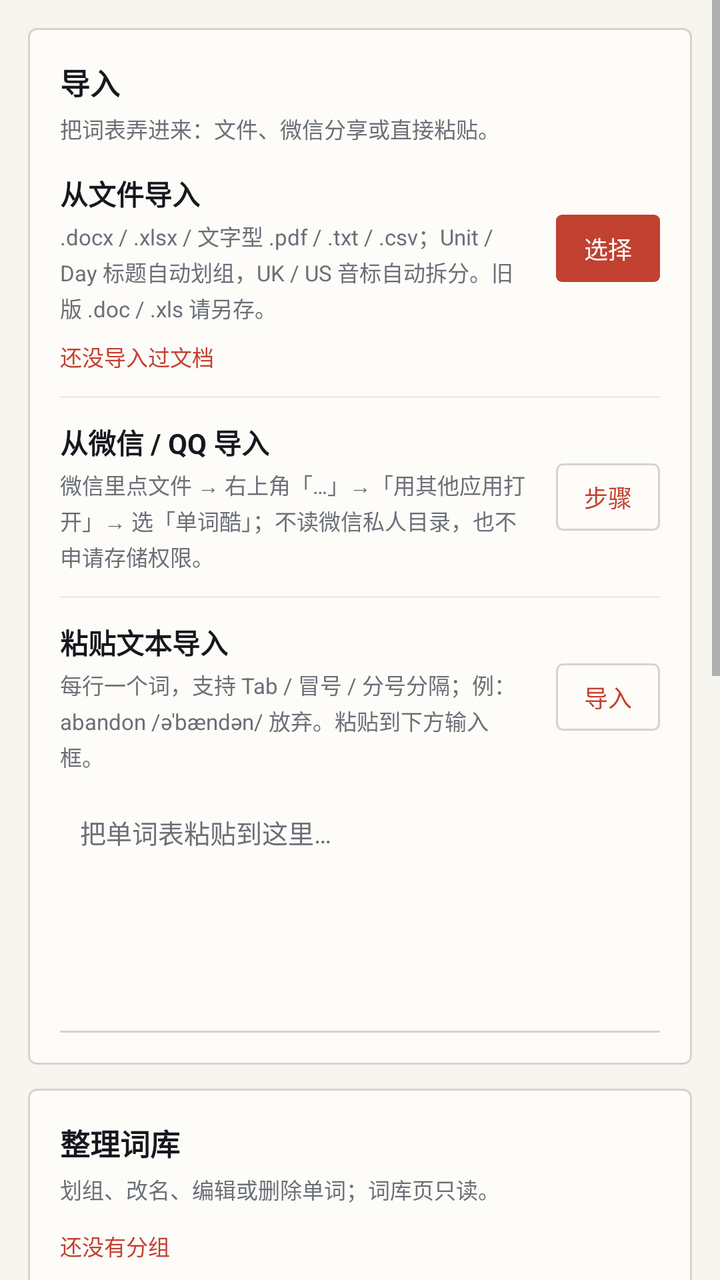
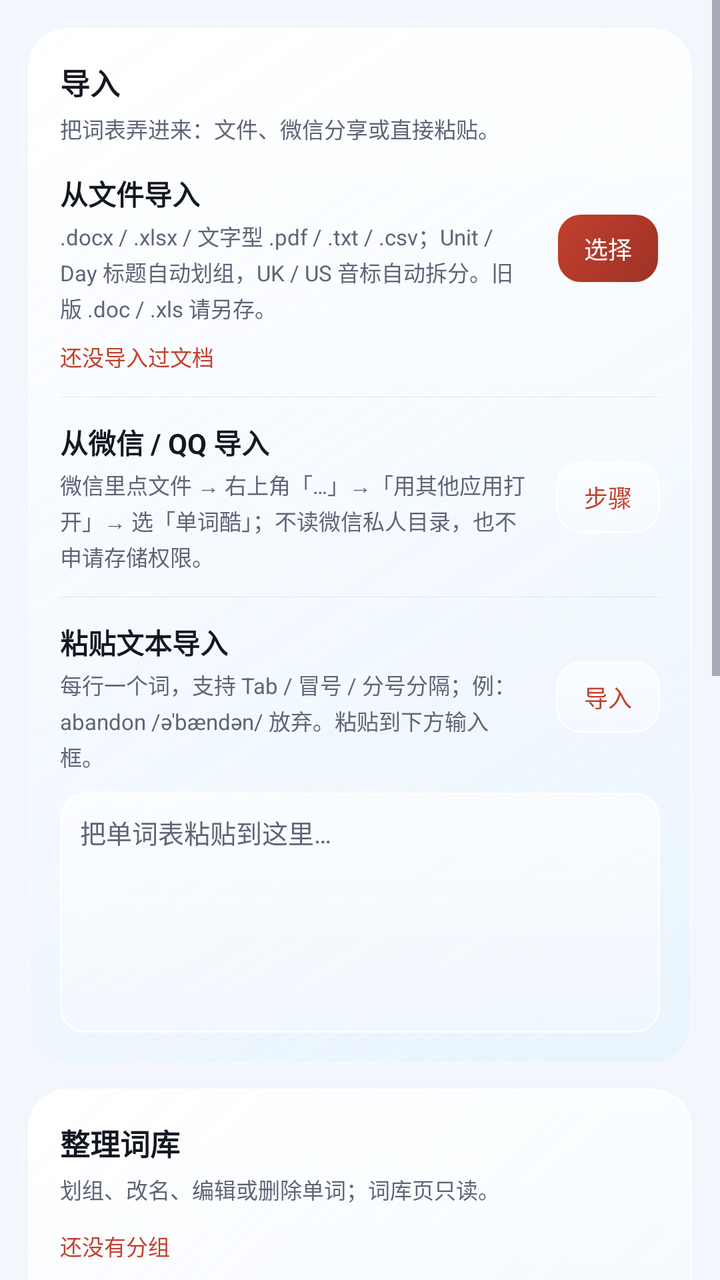

The first picture is an Android layout as it rendered before a commit; the second is the same layout after the commit. The layout source and the unified diff follow.
<!-- AndroidManifest.xml: application theme AppTheme -->
<!-- res/layout/page_import.xml -->
<?xml version="1.0" encoding="utf-8"?>
<ScrollView xmlns:android="http://schemas.android.com/apk/res/android"
    android:layout_width="match_parent"
    android:layout_height="match_parent"
    android:background="@color/bg">

    <LinearLayout
        android:layout_width="match_parent"
        android:layout_height="wrap_content"
        android:orientation="vertical"
        android:padding="14dp">

        
        <LinearLayout
            android:layout_width="match_parent"
            android:layout_height="wrap_content"
            android:orientation="vertical"
            android:background="@drawable/bg_card"
            android:padding="16dp">

            <TextView
                android:layout_width="wrap_content"
                android:layout_height="wrap_content"
                android:text="导入"
                android:textColor="@color/text"
                android:textSize="15sp"
                android:textStyle="bold" />

            <TextView
                android:layout_width="match_parent"
                android:layout_height="wrap_content"
                android:layout_marginTop="4dp"
                android:text="把词表弄进来：文件、微信分享或直接粘贴。"
                android:textColor="@color/text_sub"
                android:textSize="11sp" />

            
            <LinearLayout
                android:layout_width="match_parent"
                android:layout_height="wrap_content"
                android:layout_marginTop="14dp"
                android:gravity="center_vertical"
                android:orientation="horizontal">

                <LinearLayout
                    android:layout_width="0dp"
                    android:layout_height="wrap_content"
                    android:layout_weight="1"
                    android:orientation="vertical">

                    <TextView
                        android:layout_width="match_parent"
                        android:layout_height="wrap_content"
                        android:text="从文件导入"
                        android:textColor="@color/text"
                        android:textSize="14sp"
                        android:textStyle="bold" />

                    <TextView
                        android:layout_width="match_parent"
                        android:layout_height="wrap_content"
                        android:layout_marginTop="3dp"
                        android:lineSpacingExtra="2dp"
                        android:text=".docx / .xlsx / 文字型 .pdf / .txt / .csv；Unit / Day 标题自动划组，UK / US 音标自动拆分。旧版 .doc / .xls 请另存。"
                        android:textColor="@color/text_sub"
                        android:textSize="11sp" />
                </LinearLayout>

                <TextView
                    android:id="@+id/btnPickDoc"
                    android:layout_width="wrap_content"
                    android:layout_height="wrap_content"
                    android:layout_marginLeft="12dp"
                    android:background="@drawable/bg_btn_primary"
                    android:gravity="center"
                    android:minHeight="32dp"
                    android:paddingLeft="14dp"
                    android:paddingRight="14dp"
                    android:text="选择"
                    android:textColor="@color/white"
                    android:textSize="12sp" />
            </LinearLayout>

            <TextView
                android:id="@+id/tvImportStatus"
                android:layout_width="match_parent"
                android:layout_height="wrap_content"
                android:layout_marginTop="8dp"
                android:text="还没导入过文档"
                android:textColor="@color/primary"
                android:textSize="11sp" />

            <View
                android:layout_width="match_parent"
                android:layout_height="1px"
                android:layout_marginTop="12dp"
                android:layout_marginBottom="12dp"
                android:background="@color/line" />

            
            <LinearLayout
                android:layout_width="match_parent"
                android:layout_height="wrap_content"
                android:gravity="center_vertical"
                android:orientation="horizontal">

                <LinearLayout
                    android:layout_width="0dp"
                    android:layout_height="wrap_content"
                    android:layout_weight="1"
                    android:orientation="vertical">

                    <TextView
                        android:layout_width="match_parent"
                        android:layout_height="wrap_content"
                        android:text="从微信 / QQ 导入"
                        android:textColor="@color/text"
                        android:textSize="14sp"
                        android:textStyle="bold" />

                    <TextView
                        android:layout_width="match_parent"
                        android:layout_height="wrap_content"
                        android:layout_marginTop="3dp"
                        android:lineSpacingExtra="2dp"
                        android:text="微信里点文件 → 右上角「…」→「用其他应用打开」→ 选「单词酷」；不读微信私人目录，也不申请存储权限。"
                        android:textColor="@color/text_sub"
                        android:textSize="11sp" />
                </LinearLayout>

                <TextView
                    android:id="@+id/btnWechatHelp"
                    android:layout_width="wrap_content"
                    android:layout_height="wrap_content"
                    android:layout_marginLeft="12dp"
                    android:background="@drawable/bg_btn_ghost"
                    android:gravity="center"
                    android:minHeight="32dp"
                    android:paddingLeft="14dp"
                    android:paddingRight="14dp"
                    android:text="步骤"
                    android:textColor="@color/primary"
                    android:textSize="12sp" />
            </LinearLayout>

            <View
                android:layout_width="match_parent"
                android:layout_height="1px"
                android:layout_marginTop="12dp"
                android:layout_marginBottom="12dp"
                android:background="@color/line" />

            
            <LinearLayout
                android:layout_width="match_parent"
                android:layout_height="wrap_content"
                android:gravity="center_vertical"
                android:orientation="horizontal">

                <LinearLayout
                    android:layout_width="0dp"
                    android:layout_height="wrap_content"
                    android:layout_weight="1"
                    android:orientation="vertical">

                    <TextView
                        android:layout_width="match_parent"
                        android:layout_height="wrap_content"
                        android:text="粘贴文本导入"
                        android:textColor="@color/text"
                        android:textSize="14sp"
                        android:textStyle="bold" />

                    <TextView
                        android:layout_width="match_parent"
                        android:layout_height="wrap_content"
                        android:layout_marginTop="3dp"
                        android:lineSpacingExtra="2dp"
                        android:text="每行一个词，支持 Tab / 冒号 / 分号分隔；例：abandon /əˈbændən/ 放弃。粘贴到下方输入框。"
                        android:textColor="@color/text_sub"
                        android:textSize="11sp" />
                </LinearLayout>

                <TextView
                    android:id="@+id/btnPasteImport"
                    android:layout_width="wrap_content"
                    android:layout_height="wrap_content"
                    android:layout_marginLeft="12dp"
                    android:background="@drawable/bg_btn_ghost"
                    android:gravity="center"
                    android:minHeight="32dp"
                    android:paddingLeft="14dp"
                    android:paddingRight="14dp"
                    android:text="导入"
                    android:textColor="@color/primary"
                    android:textSize="12sp" />
            </LinearLayout>

            <EditText
                android:id="@+id/etPaste"
                android:layout_width="match_parent"
                android:layout_height="120dp"
                android:layout_marginTop="10dp"
                android:background="@drawable/bg_input"
                android:gravity="top"
                android:hint="把单词表粘贴到这里…"
                android:inputType="textMultiLine"
                android:padding="10dp"
                android:textColor="@color/text"
                android:textColorHint="@color/text_sub"
                android:textSize="13sp" />
        </LinearLayout>

        
        <LinearLayout
            android:layout_width="match_parent"
            android:layout_height="wrap_content"
            android:layout_marginTop="12dp"
            android:orientation="vertical"
            android:background="@drawable/bg_card"
            android:padding="16dp">

            <TextView
                android:layout_width="wrap_content"
                android:layout_height="wrap_content"
                android:text="整理词库"
                android:textColor="@color/text"
                android:textSize="15sp"
                android:textStyle="bold" />

            <TextView
                android:layout_width="match_parent"
                android:layout_height="wrap_content"
                android:layout_marginTop="4dp"
                android:text="划组、改名、编辑或删除单词；词库页只读。"
                android:textColor="@color/text_sub"
                android:textSize="11sp" />

            <TextView
                android:id="@+id/tvGroupSummary"
                android:layout_width="match_parent"
                android:layout_height="wrap_content"
                android:layout_marginTop="12dp"
                android:text="还没有分组"
                android:textColor="@color/primary"
                android:textSize="11sp" />

            <LinearLayout
                android:id="@+id/groupBox"
                android:layout_width="match_parent"
                android:layout_height="wrap_content"
                android:layout_marginTop="8dp"
                android:orientation="vertical" />

            <View
                android:layout_width="match_parent"
                android:layout_height="1px"
                android:layout_marginTop="12dp"
                android:layout_marginBottom="12dp"
                android:background="@color/line" />

            
            <LinearLayout
                android:layout_width="match_parent"
                android:layout_height="wrap_content"
                android:gravity="center_vertical"
                android:orientation="horizontal">

                <LinearLayout
                    android:layout_width="0dp"
                    android:layout_height="wrap_content"
                    android:layout_weight="1"
                    android:orientation="vertical">

                    <TextView
                        android:layout_width="match_parent"
                        android:layout_height="wrap_content"
                        android:text="按顺序自动划组"
                        android:textColor="@color/text"
                        android:textSize="14sp"
                        android:textStyle="bold" />

                    <TextView
                        android:layout_width="match_parent"
                        android:layout_height="wrap_content"
                        android:layout_marginTop="3dp"
                        android:lineSpacingExtra="2dp"
                        android:text="每 N 个一组，组名 = 前缀 + 序号；例如前缀「Unit 1 Day」可得到 Unit 1 Day 1。会覆盖现有组名。"
                        android:textColor="@color/text_sub"
                        android:textSize="11sp" />
                </LinearLayout>

                <TextView
                    android:id="@+id/btnAutoGroup"
                    android:layout_width="wrap_content"
                    android:layout_height="wrap_content"
                    android:layout_marginLeft="12dp"
                    android:background="@drawable/bg_btn_primary"
                    android:gravity="center"
                    android:minHeight="32dp"
                    android:paddingLeft="14dp"
                    android:paddingRight="14dp"
                    android:text="划组"
                    android:textColor="@color/white"
                    android:textSize="12sp" />
            </LinearLayout>

            <LinearLayout
                android:layout_width="match_parent"
                android:layout_height="wrap_content"
                android:layout_marginTop="8dp"
                android:gravity="center_vertical"
                android:orientation="horizontal">

                <EditText
                    android:id="@+id/etGroupPrefix"
                    android:layout_width="0dp"
                    android:layout_height="wrap_content"
                    android:layout_marginRight="6dp"
                    android:layout_weight="1.2"
                    android:background="@drawable/bg_input"
                    android:hint="组名前缀"
                    android:inputType="text"
                    android:maxLines="1"
                    android:minHeight="40dp"
                    android:text="Unit"
                    android:textColor="@color/text"
                    android:textSize="13sp" />

                <EditText
                    android:id="@+id/etGroupSize"
                    android:layout_width="0dp"
                    android:layout_height="wrap_content"
                    android:layout_weight="0.7"
                    android:background="@drawable/bg_input"
                    android:gravity="center"
                    android:hint="每组个数"
                    android:inputType="number"
                    android:maxLines="1"
                    android:minHeight="40dp"
                    android:text="20"
                    android:textColor="@color/text"
                    android:textSize="13sp" />
            </LinearLayout>

            <View
                android:layout_width="match_parent"
                android:layout_height="1px"
                android:layout_marginTop="12dp"
                android:layout_marginBottom="12dp"
                android:background="@color/line" />

            
            <LinearLayout
                android:layout_width="match_parent"
                android:layout_height="wrap_content"
                android:gravity="center_vertical"
                android:orientation="horizontal">

                <LinearLayout
                    android:layout_width="0dp"
                    android:layout_height="wrap_content"
                    android:layout_weight="1"
                    android:orientation="vertical">

                    <TextView
                        android:layout_width="match_parent"
                        android:layout_height="wrap_content"
                        android:text="编辑 / 删除单词"
                        android:textColor="@color/text"
                        android:textSize="14sp"
                        android:textStyle="bold" />

                    <TextView
                        android:layout_width="match_parent"
                        android:layout_height="wrap_content"
                        android:layout_marginTop="3dp"
                        android:lineSpacingExtra="2dp"
                        android:text="改释义、音标、例句、组别，或删除单词；搜索后编辑。"
                        android:textColor="@color/text_sub"
                        android:textSize="11sp" />
                </LinearLayout>

                <TextView
                    android:id="@+id/btnEditWord"
                    android:layout_width="wrap_content"
                    android:layout_height="wrap_content"
                    android:layout_marginLeft="12dp"
                    android:background="@drawable/bg_btn_ghost"
                    android:gravity="center"
                    android:minHeight="32dp"
                    android:paddingLeft="14dp"
                    android:paddingRight="14dp"
                    android:text="编辑"
                    android:textColor="@color/primary"
                    android:textSize="12sp" />
            </LinearLayout>
        </LinearLayout>

        
        <LinearLayout
            android:layout_width="match_parent"
            android:layout_height="wrap_content"
            android:layout_marginTop="12dp"
            android:orientation="vertical"
            android:background="@drawable/bg_card"
            android:padding="16dp">

            <TextView
                android:layout_width="wrap_content"
                android:layout_height="wrap_content"
                android:text="内置词库"
                android:textColor="@color/text"
                android:textSize="15sp"
                android:textStyle="bold" />

            <TextView
                android:layout_width="match_parent"
                android:layout_height="wrap_content"
                android:layout_marginTop="4dp"
                android:text="不想自己找文件时直接载入；先进入导入预览，确认后才写入。"
                android:textColor="@color/text_sub"
                android:textSize="11sp" />

            <LinearLayout
                android:layout_width="match_parent"
                android:layout_height="wrap_content"
                android:layout_marginTop="14dp"
                android:gravity="center_vertical"
                android:orientation="horizontal">

                <LinearLayout
                    android:layout_width="0dp"
                    android:layout_height="wrap_content"
                    android:layout_weight="1"
                    android:orientation="vertical">

                    <TextView
                        android:layout_width="match_parent"
                        android:layout_height="wrap_content"
                        android:text="考研词库"
                        android:textColor="@color/text"
                        android:textSize="14sp"
                        android:textStyle="bold" />

                    <TextView
                        android:layout_width="match_parent"
                        android:layout_height="wrap_content"
                        android:layout_marginTop="3dp"
                        android:lineSpacingExtra="2dp"
                        android:text="711 词 · Unit 1–5 · 23 组；自动补音标并列出未命中词。"
                        android:textColor="@color/text_sub"
                        android:textSize="11sp" />
                </LinearLayout>

                <TextView
                    android:id="@+id/btnLoadKaoyan"
                    android:layout_width="wrap_content"
                    android:layout_height="wrap_content"
                    android:layout_marginLeft="12dp"
                    android:background="@drawable/bg_btn_primary"
                    android:gravity="center"
                    android:minHeight="32dp"
                    android:paddingLeft="14dp"
                    android:paddingRight="14dp"
                    android:text="载入"
                    android:textColor="@color/white"
                    android:textSize="12sp" />
            </LinearLayout>

            <View
                android:layout_width="match_parent"
                android:layout_height="1px"
                android:layout_marginTop="12dp"
                android:layout_marginBottom="12dp"
                android:background="@color/line" />

            <LinearLayout
                android:layout_width="match_parent"
                android:layout_height="wrap_content"
                android:gravity="center_vertical"
                android:orientation="horizontal">

                <LinearLayout
                    android:layout_width="0dp"
                    android:layout_height="wrap_content"
                    android:layout_weight="1"
                    android:orientation="vertical">

                    <TextView
                        android:layout_width="match_parent"
                        android:layout_height="wrap_content"
                        android:text="示例词库"
                        android:textColor="@color/text"
                        android:textSize="14sp"
                        android:textStyle="bold" />

                    <TextView
                        android:layout_width="match_parent"
                        android:layout_height="wrap_content"
                        android:layout_marginTop="3dp"
                        android:lineSpacingExtra="2dp"
                        android:text="12 个带音标、释义、例句和组别的示例词；已存在的词不会重复。"
                        android:textColor="@color/text_sub"
                        android:textSize="11sp" />
                </LinearLayout>

                <TextView
                    android:id="@+id/btnLoadDemo"
                    android:layout_width="wrap_content"
                    android:layout_height="wrap_content"
                    android:layout_marginLeft="12dp"
                    android:background="@drawable/bg_btn_ghost"
                    android:gravity="center"
                    android:minHeight="32dp"
                    android:paddingLeft="14dp"
                    android:paddingRight="14dp"
                    android:text="载入"
                    android:textColor="@color/primary"
                    android:textSize="12sp" />
            </LinearLayout>
        </LinearLayout>

        <TextView
            android:layout_width="match_parent"
            android:layout_height="wrap_content"
            android:layout_marginTop="14dp"
            android:layout_marginBottom="8dp"
            android:gravity="center"
            android:lineSpacingExtra="3dp"
            android:text="发音、音标、每日新词数、备份、重置与版本更新已移到「设置」页。"
            android:textColor="@color/text_sub"
            android:textSize="11sp" />

    </LinearLayout>
</ScrollView>
<!-- resources referenced by this layout -->
<resources>
  <color name="bg">#F7F5F0</color>
  <color name="line">#D8D3C9</color>
  <color name="text">#16181D</color>
  <color name="text_sub">#6B6F76</color>
  <!-- drawable bg_btn_ghost (drawable) -->
  <?xml version="1.0" encoding="utf-8"?>
  <shape xmlns:android="http://schemas.android.com/apk/res/android" android:shape="rectangle">
      <solid android:color="@color/card" />
      <corners android:radius="3dp" />
      <stroke android:width="1dp" android:color="@color/line" />
      <padding android:left="12dp" android:top="8dp" android:right="12dp" android:bottom="8dp" />
  </shape>
  <!-- drawable bg_btn_primary (drawable) -->
  <?xml version="1.0" encoding="utf-8"?>
  <shape xmlns:android="http://schemas.android.com/apk/res/android" android:shape="rectangle">
      <solid android:color="@color/primary" />
      <corners android:radius="3dp" />
      <padding android:left="12dp" android:top="8dp" android:right="12dp" android:bottom="8dp" />
  </shape>
  <!-- drawable bg_card (drawable) -->
  <?xml version="1.0" encoding="utf-8"?>
  <shape xmlns:android="http://schemas.android.com/apk/res/android" android:shape="rectangle">
      <solid android:color="@color/card" />
      <corners android:radius="4dp" />
      <stroke android:width="1dp" android:color="@color/line" />
  </shape>
  <!-- drawable bg_input (drawable) -->
  <?xml version="1.0" encoding="utf-8"?>
  <layer-list xmlns:android="http://schemas.android.com/apk/res/android">
      <item android:left="-2dp" android:right="-2dp" android:top="-2dp">
          <shape android:shape="rectangle">
              <solid android:color="@android:color/transparent" />
              <stroke android:width="1dp" android:color="@color/line" />
              <padding android:left="10dp" android:top="8dp" android:right="10dp" android:bottom="8dp" />
          </shape>
      </item>
  </layer-list>
  <color name="card">#FDFCF9</color>
  <!-- unchanged entries left out for length: 6 -->
</resources>

<!-- the commit's change to res/layout/page_import.xml (unified diff, before → after) -->
@@ -2,7 +2,7 @@
 <ScrollView xmlns:android="http://schemas.android.com/apk/res/android"
     android:layout_width="match_parent"
     android:layout_height="match_parent"
-    android:background="@color/bg">
+    android:background="@android:color/transparent">
 
     <LinearLayout
         android:layout_width="match_parent"
<!-- resource entries referenced after the edit -->
@@ -1,43 +1,125 @@
 <!-- resources referenced by this layout -->
 <resources>
-  <color name="bg">#F7F5F0</color>
-  <color name="line">#D8D3C9</color>
-  <color name="text">#16181D</color>
-  <color name="text_sub">#6B6F76</color>
+  <color name="bg">#F3F6FD</color>
+  <color name="line">#59C9C4D8</color>
+  <color name="text">#151821</color>
+  <color name="text_sub">#5F6577</color>
   <!-- drawable bg_btn_ghost (drawable) -->
   <?xml version="1.0" encoding="utf-8"?>
   <shape xmlns:android="http://schemas.android.com/apk/res/android" android:shape="rectangle">
-      <solid android:color="@color/card" />
-      <corners android:radius="3dp" />
-      <stroke android:width="1dp" android:color="@color/line" />
-      <padding android:left="12dp" android:top="8dp" android:right="12dp" android:bottom="8dp" />
+      <gradient
+          android:angle="270"
+          android:endColor="@color/glass_card_bottom"
+          android:startColor="@color/glass_card_top"
+          android:type="linear" />
+      <corners android:radius="12dp" />
+      <stroke android:width="1dp" android:color="@color/glass_border" />
+      <padding
+          android:bottom="9dp"
+          android:left="14dp"
+          android:right="14dp"
+          android:top="9dp" />
   </shape>
   <!-- drawable bg_btn_primary (drawable) -->
   <?xml version="1.0" encoding="utf-8"?>
   <shape xmlns:android="http://schemas.android.com/apk/res/android" android:shape="rectangle">
-      <solid android:color="@color/primary" />
-      <corners android:radius="3dp" />
-      <padding android:left="12dp" android:top="8dp" android:right="12dp" android:bottom="8dp" />
+      <gradient
+          android:angle="315"
+          android:endColor="@color/primary_dark"
+          android:startColor="@color/primary"
+          android:type="linear" />
+      <corners android:radius="12dp" />
+      <stroke android:width="1dp" android:color="@color/glass_border_bright" />
+      <padding
+          android:bottom="9dp"
+          android:left="14dp"
+          android:right="14dp"
+          android:top="9dp" />
   </shape>
   <!-- drawable bg_card (drawable) -->
   <?xml version="1.0" encoding="utf-8"?>
-  <shape xmlns:android="http://schemas.android.com/apk/res/android" android:shape="rectangle">
-      <solid android:color="@color/card" />
-      <corners android:radius="4dp" />
-      <stroke android:width="1dp" android:color="@color/line" />
-  </shape>
-  <!-- drawable bg_input (drawable) -->
-  <?xml version="1.0" encoding="utf-8"?>
   <layer-list xmlns:android="http://schemas.android.com/apk/res/android">
-      <item android:left="-2dp" android:right="-2dp" android:top="-2dp">
+      
+      <item>
           <shape android:shape="rectangle">
-              <solid android:color="@android:color/transparent" />
-              <stroke android:width="1dp" android:color="@color/line" />
-              <padding android:left="10dp" android:top="8dp" android:right="10dp" android:bottom="8dp" />
+              <gradient
+                  android:angle="270"
+                  android:endColor="@color/glass_border_soft"
+                  android:startColor="@color/glass_border_bright"
+                  android:type="linear" />
+              <corners android:radius="20dp" />
+          </shape>
+      </item>
+      
+      <item
+          android:bottom="1dp"
+          android:left="1dp"
+          android:right="1dp"
+          android:top="1dp">
+          <shape android:shape="rectangle">
+              <gradient
+                  android:angle="315"
+                  android:endColor="@color/glass_card_bottom"
+                  android:startColor="@color/glass_card_top"
+                  android:type="linear" />
+              <corners android:radius="19dp" />
+          </shape>
+      </item>
+      
+      <item
+          android:bottom="1dp"
+          android:left="1dp"
+          android:right="1dp"
+          android:top="1dp">
+          <shape android:shape="rectangle">
+              <gradient
+                  android:angle="315"
+                  android:endColor="@color/glass_card_tint"
+                  android:startColor="#00FFFFFF"
+                  android:type="linear" />
+              <corners android:radius="19dp" />
+          </shape>
+      </item>
+      
+      <item
+          android:bottom="1dp"
+          android:left="1dp"
+          android:right="1dp"
+          android:top="1dp">
+          <shape android:shape="rectangle">
+              <gradient
+                  android:angle="270"
+                  android:centerColor="#00FFFFFF"
+                  android:endColor="#00FFFFFF"
+                  android:startColor="@color/glass_shine"
+                  android:type="linear" />
+              <corners android:radius="19dp" />
           </shape>
       </item>
   </layer-list>
-  <color name="card">#FDFCF9</color>
+  <!-- drawable bg_input (drawable) -->
+  <?xml version="1.0" encoding="utf-8"?>
+  <shape xmlns:android="http://schemas.android.com/apk/res/android" android:shape="rectangle">
+      <gradient
+          android:angle="270"
+          android:endColor="@color/glass_card_bottom"
+          android:startColor="@color/glass_card_top"
+          android:type="linear" />
+      <corners android:radius="12dp" />
+      <stroke android:width="1dp" android:color="@color/glass_border" />
+      <padding
+          android:bottom="9dp"
+          android:left="12dp"
+          android:right="12dp"
+          android:top="9dp" />
+  </shape>
+  <color name="glass_card_bottom">#66F8FAFF</color>
+  <color name="glass_card_top">#A6FFFFFF</color>
+  <color name="glass_border">#E6FFFFFF</color>
+  <color name="glass_border_bright">#F2FFFFFF</color>
+  <color name="glass_border_soft">#33FFFFFF</color>
+  <color name="glass_card_tint">#1A7DD3FC</color>
+  <color name="glass_shine">#66FFFFFF</color>
   <!-- unchanged entries left out for length: 6 -->
 </resources>
 
